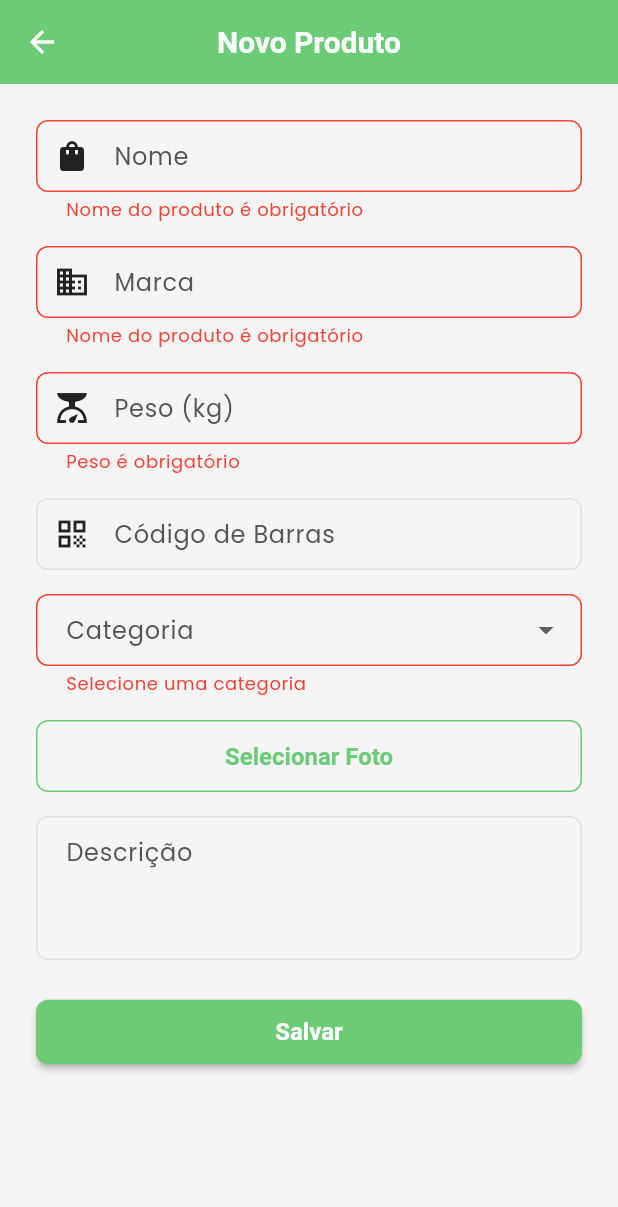
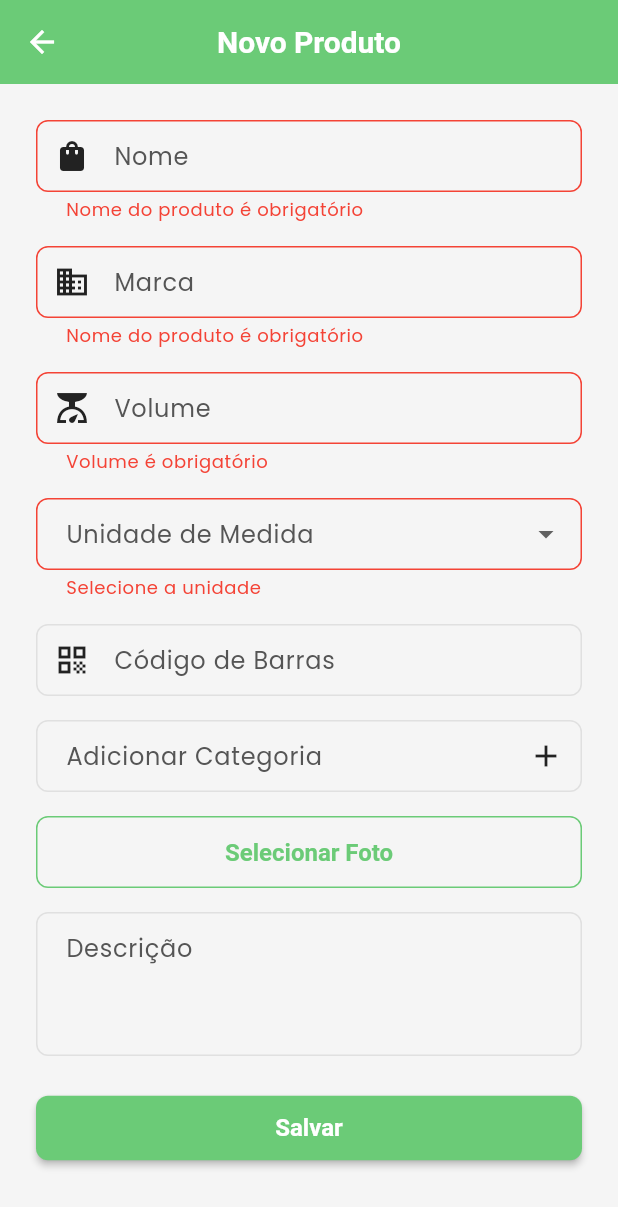
Before and after one commit to welder60/Precinho, a Flutter app: the AddProductPage screen opened directly, after a tap on "Salvar", on a phone screen of 412 x 824 dp. Shown: the top 1207 px of the screen. Run offline on Flutter 3.47's test engine with Material 3 defaults, Android fonts, the phone set to English and light mode, and no system bars; our stand-ins replace cloud_firestore, dio, equatable, firebase_auth, firebase_core, firebase_storage and 5 more; missing offline and left inert: dart:js_util; accounts and stored records are empty.

Commit message:
Refactor product model fields

```diff
--- a/lib/core/utils/validators.dart
+++ b/lib/core/utils/validators.dart
@@ -62,23 +62,23 @@ class Validators {
     return null;
   }
 
-  // Validação de peso do produto
-  static String? validateWeight(String? weight) {
-    if (weight == null || weight.isEmpty) {
-      return 'Peso é obrigatório';
+  // Validação de volume do produto
+  static String? validateVolume(String? volume) {
+    if (volume == null || volume.isEmpty) {
+      return 'Volume é obrigatório';
     }
 
-    final parsed = double.tryParse(weight.replaceAll(',', '.'));
+    final parsed = double.tryParse(volume.replaceAll(',', '.'));
     if (parsed == null) {
-      return 'Peso inválido';
+      return 'Volume inválido';
     }
 
     if (parsed <= 0) {
-      return 'Peso deve ser maior que zero';
+      return 'Volume deve ser maior que zero';
     }
 
     if (parsed > 9999) {
-      return 'Peso muito alto';
+      return 'Volume muito alto';
     }
 
     return null;
--- a/lib/presentation/pages/admin/add_product_page.dart
+++ b/lib/presentation/pages/admin/add_product_page.dart
@@ -22,20 +22,23 @@ class _AddProductPageState extends State<AddProductPage> {
   final _formKey = GlobalKey<FormState>();
   final _nameController = TextEditingController();
   final _brandController = TextEditingController();
-  final _weightController = TextEditingController();
+  final _volumeController = TextEditingController();
   final _barcodeController = TextEditingController();
   final _descriptionController = TextEditingController();
   final ImagePicker _picker = ImagePicker();
   XFile? _imageFile;
-  ProductCategory? _category;
+  String? _unit;
+  final List<String> _categories = [];
+  final TextEditingController _categoryController = TextEditingController();
 
   @override
   void dispose() {
     _nameController.dispose();
     _brandController.dispose();
-    _weightController.dispose();
+    _volumeController.dispose();
     _barcodeController.dispose();
     _descriptionController.dispose();
+    _categoryController.dispose();
     super.dispose();
   }
 
@@ -45,6 +48,16 @@ class _AddProductPageState extends State<AddProductPage> {
       setState(() {
         _imageFile = picked;
       });
+    }
+  }
+
+  void _addCategory() {
+    final text = _categoryController.text.trim();
+    if (text.isNotEmpty && !_categories.contains(text)) {
+      setState(() {
+        _categories.add(text);
+      });
+      _categoryController.clear();
     }
   }
 
@@ -66,10 +79,11 @@ class _AddProductPageState extends State<AddProductPage> {
         final data = {
           'name': _nameController.text.trim(),
           'brand': _brandController.text.trim(),
-          'weight': double.tryParse(_weightController.text.trim()),
+          'volume': double.tryParse(_volumeController.text.trim()),
+          'unit': _unit,
           'barcode': _barcodeController.text.trim(),
           'description': _descriptionController.text.trim(),
-          'category': _category?.value,
+          'categories': _categories,
           'image_url': imageUrl,
           'created_at': Timestamp.now(),
         };
@@ -128,14 +142,32 @@ class _AddProductPageState extends State<AddProductPage> {
               ),
               const SizedBox(height: AppTheme.paddingMedium),
               TextFormField(
-                controller: _weightController,
+                controller: _volumeController,
                 decoration: const InputDecoration(
-                  labelText: 'Peso (kg)',
+                  labelText: 'Volume',
                   prefixIcon: Icon(Icons.scale),
                 ),
                 keyboardType:
                     const TextInputType.numberWithOptions(decimal: true),
-                validator: Validators.validateWeight,
+                validator: Validators.validateVolume,
+              ),
+              const SizedBox(height: AppTheme.paddingMedium),
+              DropdownButtonFormField<String>(
+                value: _unit,
+                decoration: const InputDecoration(labelText: 'Unidade de Medida'),
+                items: const [
+                  DropdownMenuItem(value: 'kg', child: Text('kg')),
+                  DropdownMenuItem(value: 'g', child: Text('g')),
+                  DropdownMenuItem(value: 'l', child: Text('l')),
+                  DropdownMenuItem(value: 'ml', child: Text('ml')),
+                  DropdownMenuItem(value: 'un', child: Text('unidade')),
+                ],
+                onChanged: (value) {
+                  setState(() {
+                    _unit = value;
+                  });
+                },
+                validator: (value) => value == null ? 'Selecione a unidade' : null,
               ),
               const SizedBox(height: AppTheme.paddingMedium),
               TextFormField(
@@ -148,22 +180,29 @@ class _AddProductPageState extends State<AddProductPage> {
                 validator: Validators.validateBarcode,
               ),
               const SizedBox(height: AppTheme.paddingMedium),
-              DropdownButtonFormField<ProductCategory>(
-                value: _category,
-                decoration: const InputDecoration(labelText: 'Categoria'),
-                items: ProductCategory.values.map((category) {
-                  return DropdownMenuItem(
-                    value: category,
-                    child: Text(category.displayName),
-                  );
-                }).toList(),
-                onChanged: (value) {
-                  setState(() {
-                    _category = value;
-                  });
-                },
-                validator: (value) =>
-                    value == null ? 'Selecione uma categoria' : null,
+              TextFormField(
+                controller: _categoryController,
+                decoration: InputDecoration(
+                  labelText: 'Adicionar Categoria',
+                  suffixIcon: IconButton(
+                    icon: const Icon(Icons.add),
+                    onPressed: _addCategory,
+                  ),
+                ),
+                onFieldSubmitted: (_) => _addCategory(),
+              ),
+              Wrap(
+                spacing: 8,
+                children: _categories
+                    .map((c) => InputChip(
+                          label: Text(c),
+                          onDeleted: () {
+                            setState(() {
+                              _categories.remove(c);
+                            });
+                          },
+                        ))
+                    .toList(),
               ),
               const SizedBox(height: AppTheme.paddingMedium),
               OutlinedButton(
--- a/lib/presentation/pages/product/product_detail_page.dart
+++ b/lib/presentation/pages/product/product_detail_page.dart
@@ -32,9 +32,19 @@ class ProductDetailPage extends StatelessWidget {
                   data['brand'] ?? '',
                   style: Theme.of(context).textTheme.titleMedium,
                 ),
-                if (data['weight'] != null) ...[
+                if (data['categories'] != null) ...[
                   const SizedBox(height: AppTheme.paddingSmall),
-                  Text('Peso: ${data['weight']} kg'),
+                  Wrap(
+                    spacing: 4,
+                    children: List<Widget>.from(
+                      (data['categories'] as List)
+                          .map((c) => Chip(label: Text(c.toString()))),
+                    ),
+                  ),
+                ],
+                if (data['volume'] != null && data['unit'] != null) ...[
+                  const SizedBox(height: AppTheme.paddingSmall),
+                  Text('Volume: ${data['volume']} ${data['unit']}'),
                 ],
                 if (data['barcode'] != null && (data['barcode'] as String).isNotEmpty) ...[
                   const SizedBox(height: AppTheme.paddingSmall),
```
Also changed, not shown: lib/presentation/pages/admin/edit_product_page.dart (+71 -30 lines), 1 other file.
